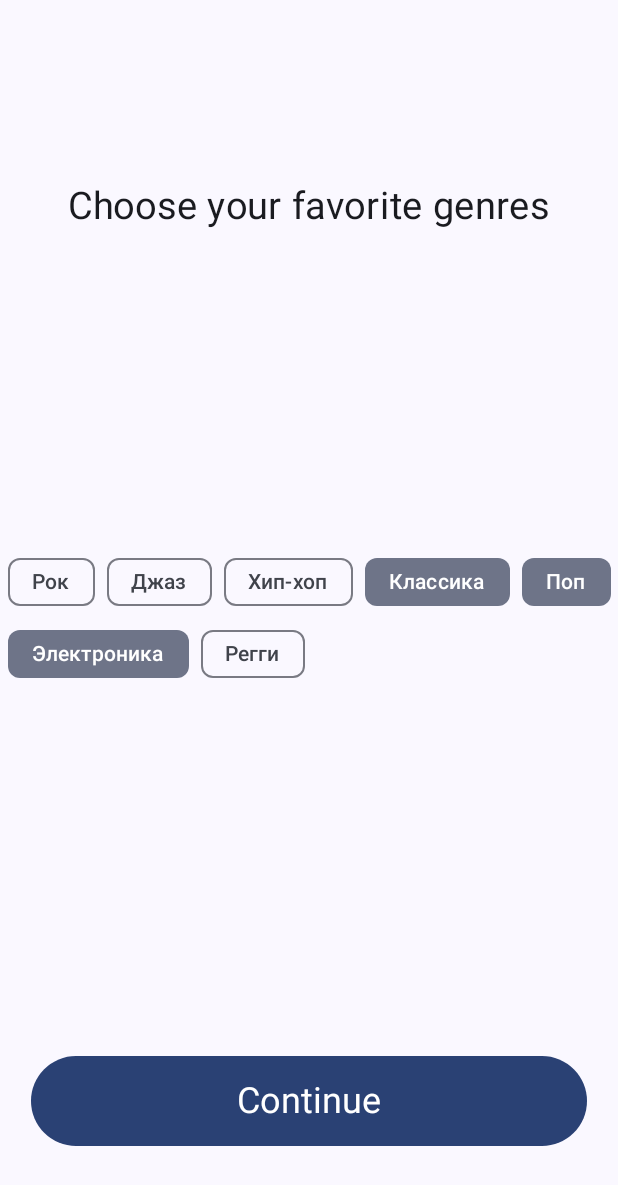
After one commit to laughinme/hackathon, an Android app built with Jetpack Compose: the composable GenresScreen shown on its own in the app's theme, on a phone screen of 412 x 824 dp. The commit adds this screen. Shown: the top 1185 px of the screen. Run offline under Robolectric (Android 15) with nearby library versions, the phone set to English and light mode, and no system bars.

Commit message:
Refactor GenderPickerScreen and add CityScreen and GenresScreen
This commit introduces several changes to the onboarding process:

- **GenderPickerScreen.kt Updates:**
    - Renamed `GenderPickerscreen` to `GenderPickerScreen`.
    - Updated UI elements:
        - Added a "Choose your gender" title.
        - Increased button width and height.
        - Changed "Get Started" button text to "Continue".
        - Adjusted spacing and alignment for better visual appeal.
    - Added TODOs for ViewModel integration and navigation to `CityScreen`.
- **New Screen Implementations:**
    - `CityScreen.kt`:
        - Implemented a screen for selecting a city using an `ExposedDropdownMenuBox`.
        - Includes a "Choose your city" title and a "Continue" button.
        - Added TODOs for ViewModel integration to manage dropdown state and selected city, and for navigation to `GenresScreen`.
    - `GenresScreen.kt` (renamed from `GenreScreen.kt`):
        - Implemented a screen for selecting favorite genres using `FilterChip` in a `FlowRow`.
        - Includes a "Choose your favorite genres" title and a "Continue" button.
        - Added TODOs for ViewModel integration to manage selected genres and for navigation to `HomeScreen`.
- **OnboardingViewModel.kt:**
    - Created an empty `OnboardingViewModel.kt` file as a placeholder for future ViewModel logic.

```diff
--- a/mobile/app/src/main/java/com/example/hackathon/presentation/screens/onboardingScreens/GenreScreen.kt
+++ /dev/null
@@ -1 +0,0 @@
-package com.example.hackathon.presentation.screens.onboardingScreens
--- /dev/null
+++ b/mobile/app/src/main/java/com/example/hackathon/presentation/screens/onboardingScreens/GenresScreen.kt
@@ -0,0 +1,86 @@
+package com.example.hackathon.presentation.screens.onboardingScreens
+
+import androidx.compose.foundation.layout.Arrangement
+import androidx.compose.foundation.layout.Box
+import androidx.compose.foundation.layout.Column
+import androidx.compose.foundation.layout.FlowRow
+import androidx.compose.foundation.layout.fillMaxSize
+import androidx.compose.foundation.layout.fillMaxWidth
+import androidx.compose.foundation.layout.height
+import androidx.compose.foundation.layout.padding
+import androidx.compose.material3.Button
+import androidx.compose.material3.FilterChip
+import androidx.compose.material3.MaterialTheme
+import androidx.compose.material3.Text
+import androidx.compose.runtime.Composable
+import androidx.compose.ui.Alignment
+import androidx.compose.ui.Modifier
+import androidx.compose.ui.text.style.LineHeightStyle
+import androidx.compose.ui.tooling.preview.Preview
+import androidx.compose.ui.unit.dp
+import androidx.compose.ui.unit.sp
+import com.example.compose.PreviewTheme
+
+@Composable
+fun GenresScreen() {
+    val allGenres = listOf("Рок", "Джаз", "Хип-хоп", "Классика", "Поп", "Электроника", "Регги")
+    //val selecredGenres TODO реализовать во ViewModel тип данных set
+    val testBools = listOf(true, false)
+    Column(modifier = Modifier.fillMaxSize(),
+        horizontalAlignment = Alignment.CenterHorizontally) {
+        Box(modifier = Modifier.fillMaxWidth().weight(1f),
+            contentAlignment = Alignment.Center) {
+            Text("Choose your favorite genres",
+                fontSize = 25.sp)
+        }
+        Box(modifier = Modifier.fillMaxWidth().weight(1f),
+            contentAlignment = Alignment.Center) {
+            FlowRow(horizontalArrangement = Arrangement.spacedBy(8.dp)) {
+                allGenres.forEach { genre ->
+                    FilterChip(
+                        selected = testBools.random(), //TODO заменить на genre in selectedGenres.value
+                        onClick = {
+                            //TODO здесь использовать функцию из ViewModel для изменения selectedGenres
+                            //Пример:             val currentSelected = selectedGenres.value.toMutableSet()
+                            //                    if (genre in currentSelected) {
+                            //                        currentSelected.remove(genre)
+                            //                    } else {
+                            //                        currentSelected.add(genre)
+                            //                    }
+                            //                    selectedGenres.value = currentSelected
+                            //                },
+                        },
+                        label = { Text(genre) }
+                    )
+                }
+            }
+        }
+        Box(modifier = Modifier.fillMaxWidth().weight(1f).padding(bottom = 60.dp),
+            contentAlignment = Alignment.BottomCenter){
+            Button(modifier = Modifier.height(60.dp).fillMaxWidth(0.9f), onClick = {
+
+
+                //TODO  Миша сделай тут переход на HomeScreen
+
+
+            }) {
+                Text("Continue",
+                    style = MaterialTheme.typography.headlineSmall)
+            }
+        }
+    }
+}
+
+
+@Preview(showBackground = true, name = "Light Theme")
+@Preview(
+    showBackground = true,
+    uiMode = android.content.res.Configuration.UI_MODE_NIGHT_YES,
+    name = "Dark Theme"
+)
+@Composable
+fun GenresPreview() {
+    PreviewTheme {
+        GenresScreen()
+    }
+}
--- /dev/null
+++ b/mobile/app/src/main/java/com/example/hackathon/presentation/viewmodel/OnboardingViewModel.kt
@@ -0,0 +1 @@
+package com.example.hackathon.presentation.viewmodel
```
Also changed, not shown: mobile/app/src/main/java/com/example/hackathon/presentation/screens/onboardingScreens/CityScreen.kt (+98 -0 lines), mobile/app/src/main/java/com/example/hackathon/presentation/screens/onboardingScreens/GenderPickerScreen.kt (+20 -13 lines).
